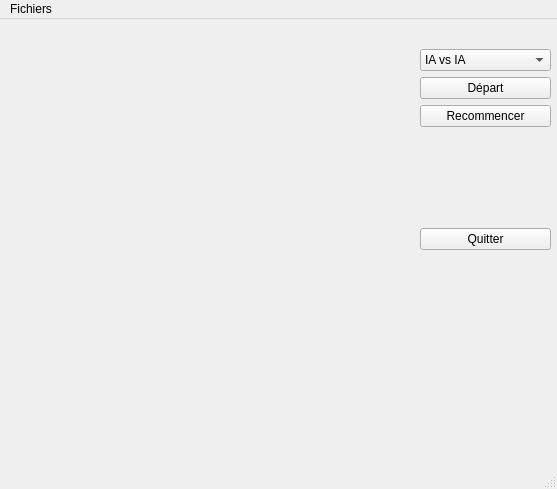
This is interface.ui in dupondth/othello as Qt 5 draws it before an edit. The edited form follows.
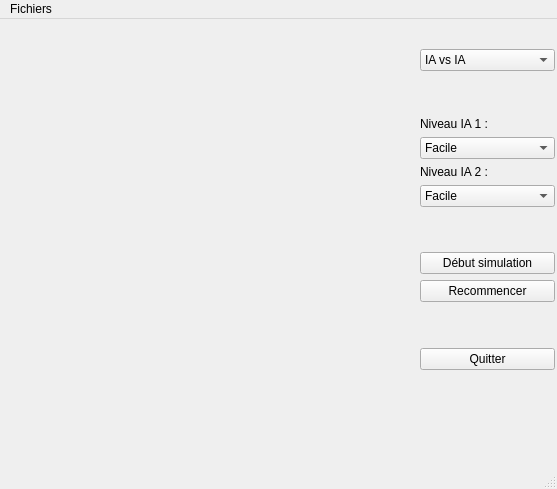
This is the edited form.

Commit message: Ajout du choix des niveaux d'IA avec boutons

What changed in the file:
```diff
--- a/interface.ui
+++ b/interface.ui
@@ -29,8 +29,8 @@
      <rect>
       <x>420</x>
       <y>30</y>
-      <width>131</width>
-      <height>201</height>
+      <width>135</width>
+      <height>321</height>
      </rect>
     </property>
     <layout class="QVBoxLayout" name="verticalLayout">
@@ -54,9 +54,97 @@
       </widget>
      </item>
      <item>
-      <widget class="QPushButton" name="bouton_depart">
+      <spacer name="verticalSpacer_2">
+       <property name="orientation">
+        <enum>Qt::Vertical</enum>
+       </property>
+       <property name="sizeHint" stdset="0">
+        <size>
+         <width>68</width>
+         <height>58</height>
+        </size>
+       </property>
+      </spacer>
+     </item>
+     <item>
+      <widget class="QLabel" name="label">
        <property name="text">
-        <string>Départ</string>
+        <string>Niveau IA 1 :</string>
+       </property>
+      </widget>
+     </item>
+     <item>
+      <widget class="QComboBox" name="niveau_ia1">
+       <item>
+        <property name="text">
+         <string>Facile</string>
+        </property>
+       </item>
+       <item>
+        <property name="text">
+         <string>Normal</string>
+        </property>
+       </item>
+       <item>
+        <property name="text">
+         <string>Difficile</string>
+        </property>
+       </item>
+       <item>
+        <property name="text">
+         <string>Très difficile</string>
+        </property>
+       </item>
+      </widget>
+     </item>
+     <item>
+      <widget class="QLabel" name="label_2">
+       <property name="text">
+        <string>Niveau IA 2 :</string>
+       </property>
+      </widget>
+     </item>
+     <item>
+      <widget class="QComboBox" name="niveau_ia2">
+       <item>
+        <property name="text">
+         <string>Facile</string>
+        </property>
+       </item>
+       <item>
+        <property name="text">
+         <string>Normal</string>
+        </property>
+       </item>
+       <item>
+        <property name="text">
+         <string>Difficile</string>
+        </property>
+       </item>
+       <item>
+        <property name="text">
+         <string>Très difficile</string>
+        </property>
+       </item>
+      </widget>
+     </item>
+     <item>
+      <spacer name="verticalSpacer_3">
+       <property name="orientation">
+        <enum>Qt::Vertical</enum>
+       </property>
+       <property name="sizeHint" stdset="0">
+        <size>
+         <width>68</width>
+         <height>58</height>
+        </size>
+       </property>
+      </spacer>
+     </item>
+     <item>
+      <widget class="QPushButton" name="bouton_simuler">
+       <property name="text">
+        <string>Début simulation</string>
        </property>
       </widget>
      </item>
```
The commit also changes 2 other files.
